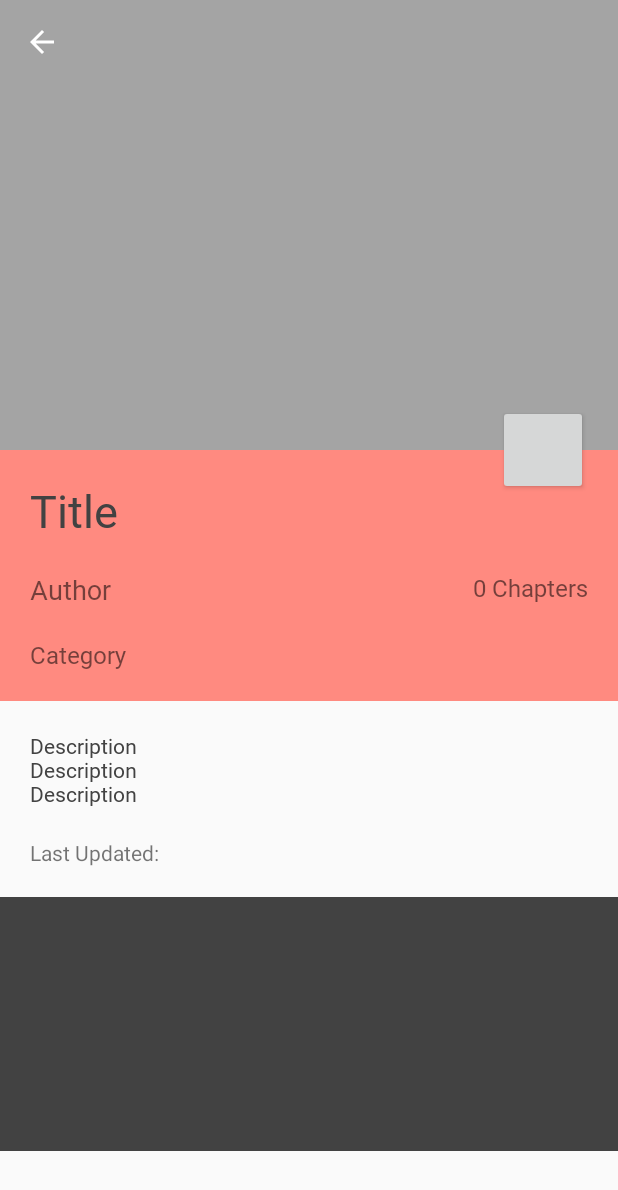
After one commit to kyboon/KindlePusher, an Android app: the BookSummaryActivity screen opened directly, with no data from a screen before it, on a phone screen of 412 x 824 dp. The commit adds this screen. Shown: the top 1190 px of the screen. Run offline under Robolectric (Android 15) with nearby library versions, the phone set to English and light mode, and no system bars; our stand-ins replace Picasso; pictures from the network do not load.

Commit message:
Initial implementation of book summary screen.

```diff
--- a/app/src/main/AndroidManifest.xml
+++ b/app/src/main/AndroidManifest.xml
@@ -19,6 +19,7 @@
                 <category android:name="android.intent.category.LAUNCHER" />
             </intent-filter>
         </activity>
+        <activity android:name=".BookSummaryActivity" />
     </application>
 
 </manifest>
--- /dev/null
+++ b/app/src/main/java/com/kyboon/kindlepusher/BookSummaryActivity.java
@@ -0,0 +1,152 @@
+package com.kyboon.kindlepusher;
+
+import android.content.Intent;
+import android.content.res.TypedArray;
+import android.graphics.Color;
+import android.graphics.Point;
+import android.graphics.drawable.ColorDrawable;
+import android.net.Uri;
+import android.os.Bundle;
+import android.support.annotation.Nullable;
+import android.support.v4.widget.NestedScrollView;
+import android.support.v7.app.AppCompatActivity;
+import android.util.Log;
+import android.util.TypedValue;
+import android.view.Display;
+import android.view.View;
+import android.view.ViewTreeObserver;
+import android.view.Window;
+import android.view.WindowManager;
+import android.widget.Button;
+import android.widget.ImageView;
+import android.widget.RelativeLayout;
+import android.widget.ScrollView;
+import android.widget.TextView;
+
+import com.kyboon.kindlepusher.CustomUI.LockableScrollView;
+import com.kyboon.kindlepusher.DataTypes.Book;
+import com.squareup.picasso.Picasso;
+
+public class BookSummaryActivity extends AppCompatActivity {
+
+    private LockableScrollView outerScrollView;
+    private NestedScrollView innerScrollView;
+    private RelativeLayout informationContainer;
+
+    private View fadeInView;
+    private ImageView ivBookCover;
+    private Button btnAdd;
+    private TextView tvBookTitle;
+    private TextView tvAuthor;
+    private TextView tvCategory;
+    private TextView tvChapterCount;
+    private TextView tvDescription;
+    private TextView tvLastUpdated;
+
+    @Override
+    protected void onCreate(@Nullable Bundle savedInstanceState) {
+        super.onCreate(savedInstanceState);
+        getWindow().setFlags(WindowManager.LayoutParams.FLAG_TRANSLUCENT_NAVIGATION, WindowManager.LayoutParams.FLAG_TRANSLUCENT_NAVIGATION);
+
+        getSupportActionBar().setBackgroundDrawable(new ColorDrawable(Color.TRANSPARENT));
+        getSupportActionBar().setTitle("");
+        getSupportActionBar().setDisplayHomeAsUpEnabled(true);
+        getSupportActionBar().setDisplayShowHomeEnabled(true);
+        setContentView(R.layout.activity_book_summary);
+
+        outerScrollView = findViewById(R.id.outerScrollView);
+        innerScrollView = findViewById(R.id.innerScrollView);
+        informationContainer = findViewById(R.id.ContainerMainInformation);
+        innerScrollView.setNestedScrollingEnabled(false);
+
+        fadeInView = findViewById(R.id.fadeInView);
+        ivBookCover = findViewById(R.id.ivBookCover);
+        btnAdd = findViewById(R.id.btnAdd);
+//        btnAdd = findViewById()
+        tvBookTitle = findViewById(R.id.tvBookTitle);
+        tvAuthor = findViewById(R.id.tvAuthor);
+        tvCategory = findViewById(R.id.tvBookCategory);
+        tvChapterCount = findViewById(R.id.tvChapterCount);
+        tvDescription = findViewById(R.id.tvBookDescription);
+        tvLastUpdated = findViewById(R.id.tvLastUpdated);
+
+        String bookId = getIntent().getStringExtra("BOOK_ID");
+        if (bookId != null) {
+            getBookSummary(bookId);
+        }
+
+        btnAdd.setOnClickListener(new View.OnClickListener() {
+            @Override
+            public void onClick(View v) {
+                setUpScrollViews();
+            }
+        });
+    }
+
+    private void setUpScrollViews() {
+        Display display = getWindowManager().getDefaultDisplay();
+        Point size = new Point();
+        display.getSize(size);
+        int height = size.y;
+
+        final TypedArray styledAttributes = getTheme().obtainStyledAttributes(
+                new int[]{android.R.attr.actionBarSize});
+        final int actionBarSize = (int) (styledAttributes.getDimension(0, 0) / getResources().getDisplayMetrics().density);
+        styledAttributes.recycle();
+
+        innerScrollView.getLayoutParams().height = height - actionBarSize - informationContainer.getHeight();
+
+        ViewTreeObserver.OnScrollChangedListener scrollListener = new ViewTreeObserver.OnScrollChangedListener() {
+            @Override
+            public void onScrollChanged() {
+                int distance = informationContainer.getHeight() - actionBarSize;
+                float distancePercentage = (float)(outerScrollView.getScrollY()) / (float) distance;
+                fadeInView.setAlpha(Math.min(distancePercentage, 1.0f));
+
+                if (outerScrollView.getChildAt(0).getBottom() <= (outerScrollView.getHeight() + outerScrollView.getScrollY()))
+                    innerScrollView.setNestedScrollingEnabled(true);
+                else
+                    innerScrollView.setNestedScrollingEnabled(false);
+
+                if (innerScrollView.getScrollY() == 0)
+                    outerScrollView.setScrollingEnabled(true);
+                else
+                    outerScrollView.setScrollingEnabled(false);
+            }
+        };
+
+        outerScrollView.getViewTreeObserver().addOnScrollChangedListener(scrollListener);
+        innerScrollView.getViewTreeObserver().addOnScrollChangedListener(scrollListener);
+    }
+
+    private void getBookSummary(String id) {
+        ApiHelper.getInstance().getBook(id, new ApiHelperCallback<Book>() {
+            @Override
+            public void onResult(Book result) {
+                Uri uri = Uri.parse(result.cover);
+                Picasso.get().load(uri.getLastPathSegment()).fit().into(ivBookCover);
+                tvBookTitle.setText(result.title);
+                tvAuthor.setText(result.author);
+                tvCategory.setText(result.majorCate);
+                tvChapterCount.setText("Total Chapters: " + result.chaptersCount);
+                tvDescription.setText(result.getLongIntro());
+                String updatedString = "Last Updated: " + result.lastChapter + " at " + result.updated;
+                tvLastUpdated.setText(updatedString);
+                Log.d("debuggg", result.getLongIntro());
+                setUpScrollViews();
+            }
+
+            @Override
+            public void onError() {
+
+            }
+        });
+    }
+
+    @Override
+    public boolean onSupportNavigateUp() {
+        onBackPressed();
+        return true;
+    }
+
+}
--- /dev/null
+++ b/app/src/main/res/layout/activity_book_summary.xml
@@ -0,0 +1,141 @@
+<?xml version="1.0" encoding="utf-8"?>
+<android.support.constraint.ConstraintLayout xmlns:android="http://schemas.android.com/apk/res/android"
+    xmlns:app="http://schemas.android.com/apk/res-auto"
+    android:layout_width="match_parent"
+    android:layout_height="match_parent">
+
+    <com.kyboon.kindlepusher.CustomUI.LockableScrollView
+        android:id="@+id/outerScrollView"
+        android:layout_width="match_parent"
+        android:layout_height="match_parent">
+
+        <android.support.constraint.ConstraintLayout
+            android:layout_width="match_parent"
+            android:layout_height="wrap_content">
+
+            <ImageView
+                android:id="@+id/ivBookCover"
+                android:layout_width="match_parent"
+                android:layout_height="300dp"
+                android:src="@color/primaryLightColor"
+                app:layout_constraintTop_toTopOf="parent" />
+
+            <View
+                android:id="@+id/fadeInView"
+                android:layout_width="match_parent"
+                android:layout_height="300dp"
+                android:alpha="0"
+                android:background="@color/secondaryColor"
+                app:layout_constraintTop_toTopOf="parent" />
+
+            <android.support.v4.widget.Space
+                android:id="@+id/spacer"
+                android:layout_width="0dp"
+                android:layout_height="0dp"
+                android:layout_marginTop="30dp"
+                app:layout_constraintRight_toRightOf="parent"
+                app:layout_constraintTop_toTopOf="@id/ContainerMainInformation" />
+
+            <Button
+                android:id="@+id/btnAdd"
+                android:layout_width="60dp"
+                android:layout_height="60dp"
+                android:layout_marginRight="20dp"
+                app:layout_constraintBottom_toBottomOf="@id/spacer"
+                app:layout_constraintRight_toRightOf="parent" />
+
+            <RelativeLayout
+                android:id="@+id/ContainerMainInformation"
+                android:layout_width="match_parent"
+                android:layout_height="wrap_content"
+                android:background="@color/secondaryColor"
+                app:layout_constraintTop_toBottomOf="@id/ivBookCover">
+
+                <TextView
+                    android:id="@+id/tvBookTitle"
+                    android:layout_width="wrap_content"
+                    android:layout_height="wrap_content"
+                    android:fontFamily="@font/fzyh_bold"
+                    android:padding="20dp"
+                    android:text="Title"
+                    android:textColor="@color/secondaryTextColor"
+                    android:textSize="30sp" />
+
+                <TextView
+                    android:id="@+id/tvAuthor"
+                    android:layout_width="wrap_content"
+                    android:layout_height="wrap_content"
+                    android:layout_below="@id/tvBookTitle"
+                    android:fontFamily="@font/fzyh_medium"
+                    android:paddingLeft="20dp"
+                    android:paddingBottom="20dp"
+                    android:text="Author"
+                    android:textSize="18sp" />
+
+                <TextView
+                    android:id="@+id/tvBookCategory"
+                    android:layout_width="wrap_content"
+                    android:layout_height="wrap_content"
+                    android:layout_below="@id/tvAuthor"
+                    android:fontFamily="@font/fzyh_medium"
+                    android:paddingLeft="20dp"
+                    android:paddingBottom="20dp"
+                    android:text="Category"
+                    android:textSize="16sp" />
+
+                <TextView
+                    android:id="@+id/tvChapterCount"
+                    android:layout_width="wrap_content"
+                    android:layout_height="wrap_content"
+                    android:layout_alignTop="@id/tvAuthor"
+                    android:layout_alignParentEnd="true"
+                    android:fontFamily="@font/fzyh_medium"
+                    android:paddingRight="20dp"
+                    android:paddingBottom="20dp"
+                    android:text="0 Chapters"
+                    android:textSize="16sp" />
+            </RelativeLayout>
+
+            <android.support.v4.widget.NestedScrollView
+                android:id="@+id/innerScrollView"
+                android:layout_width="match_parent"
+                android:layout_height="300dp"
+                android:maxHeight="300dp"
+                app:layout_constraintTop_toBottomOf="@id/ContainerMainInformation">
+
+                <LinearLayout
+                    android:layout_width="match_parent"
+                    android:layout_height="wrap_content"
+                    android:orientation="vertical">
+
+                    <TextView
+                        android:id="@+id/tvBookDescription"
+                        android:layout_width="match_parent"
+                        android:layout_height="wrap_content"
+                        android:fontFamily="@font/fzyh_regular"
+                        android:padding="20dp"
+                        android:text="Description\nDescription\nDescription"
+                        android:textColor="@color/secondaryTextColor"
+                        app:layout_constraintTop_toBottomOf="@id/ContainerMainInformation" />
+
+                    <TextView
+                        android:id="@+id/tvLastUpdated"
+                        android:layout_width="match_parent"
+                        android:layout_height="wrap_content"
+                        android:paddingHorizontal="20dp"
+                        android:paddingBottom="20dp"
+                        android:text="Last Updated: "
+                        app:layout_constraintTop_toBottomOf="@id/tvBookDescription" />
+
+                    <View
+                        android:layout_width="match_parent"
+                        android:layout_height="500dp"
+                        android:background="@color/secondaryTextColor"
+                        app:layout_constraintTop_toBottomOf="@id/tvLastUpdated"></View>
+                </LinearLayout>
+
+            </android.support.v4.widget.NestedScrollView>
+        </android.support.constraint.ConstraintLayout>
+    </com.kyboon.kindlepusher.CustomUI.LockableScrollView>
+
+</android.support.constraint.ConstraintLayout>
--- a/app/src/main/res/values/colors.xml
+++ b/app/src/main/res/values/colors.xml
@@ -8,4 +8,6 @@
     <color name="secondaryDarkColor">#c85a54</color>
     <color name="primaryTextColor">#ffffff</color>
     <color name="secondaryTextColor">#424242</color>
+
+    <color name="white">#ffffff</color>
 </resources>
```
Also changed, not shown: app/src/main/java/com/kyboon/kindlepusher/BookstoreFragment.java (+39 -35 lines), app/src/main/java/com/kyboon/kindlepusher/CustomUI/LockableScrollView.java (added, +54 -0 lines), app/src/main/java/com/kyboon/kindlepusher/DataTypes/Book.java (+9 -0 lines), app/src/main/res/layout/item_book.xml (+6 -4 lines), 3 other files.
